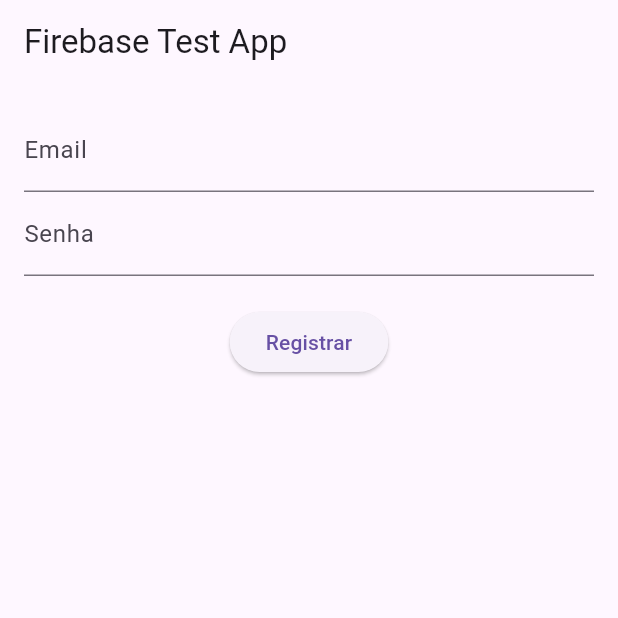
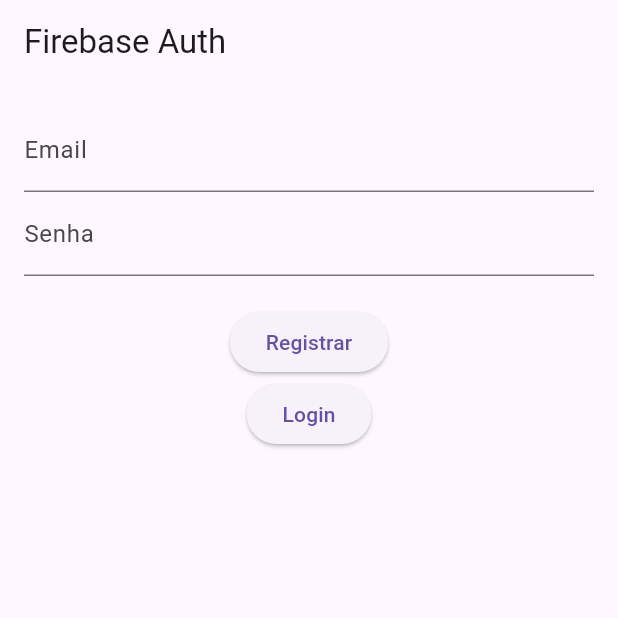
Before and after one commit to Hunter7210/Flutter_Check-In, a Flutter app: the screen it shows after launch, after a tap on "Registrar", on a phone screen of 412 x 824 dp, the top half of it. Run offline on Flutter 3.47's test engine with Material 3 defaults, Android fonts, the phone set to English and light mode, and no system bars; our stand-ins replace firebase_auth, firebase_core; accounts and stored records are empty; network calls fail.

Commit message:
Configurate Firebase

```diff
--- a/flutter_check_in_events/lib/main.dart
+++ b/flutter_check_in_events/lib/main.dart
@@ -1,10 +1,10 @@
+import 'package:firebase_core/firebase_core.dart';
 import 'package:flutter/material.dart';
-import 'package:firebase_core/firebase_core.dart';
 import 'package:flutter_check_in_events/register_user.dart';
 
 void main() async {
   WidgetsFlutterBinding.ensureInitialized();
-  await Firebase.initializeApp(); // Inicializa o Firebase
+  await Firebase.initializeApp();
   runApp(MyApp());
 }
 
@@ -12,10 +12,6 @@
   @override
   Widget build(BuildContext context) {
     return MaterialApp(
-      title: 'Firebase Test App',
-      theme: ThemeData(
-        primarySwatch: Colors.blue,
-      ),
       home: MyHomePage(),
     );
   }
--- a/flutter_check_in_events/lib/register_user.dart
+++ b/flutter_check_in_events/lib/register_user.dart
@@ -1,47 +1,70 @@
+import 'package:firebase_auth/firebase_auth.dart';
 import 'package:flutter/material.dart';
-import 'package:firebase_auth/firebase_auth.dart';
 
-class MyHomePage extends StatelessWidget {
+class MyHomePage extends StatefulWidget {
+  @override
+  _MyHomePageState createState() => _MyHomePageState();
+}
+
+class _MyHomePageState extends State<MyHomePage> {
   final FirebaseAuth _auth = FirebaseAuth.instance;
-  final TextEditingController emailController = TextEditingController();
-  final TextEditingController passwordController = TextEditingController();
+  final TextEditingController _emailController = TextEditingController();
+  final TextEditingController _passwordController = TextEditingController();
 
-  void registerUser() async {
+  Future<void> _register() async {
     try {
       UserCredential userCredential =
           await _auth.createUserWithEmailAndPassword(
-        email: emailController.text.trim(),
-        password: passwordController.text.trim(),
+        email: _emailController.text,
+        password: _passwordController.text,
       );
-      print("Usuário registrado: ${userCredential.user?.email}");
+      // Usuário registrado com sucesso
+      print("Usuário registrado: ${userCredential.user}");
     } on FirebaseAuthException catch (e) {
-      print("Erro: $e");
+      // Trate erros aqui
+      print("Erro: ${e.message}");
+    }
+  }
+
+  Future<void> _login() async {
+    try {
+      UserCredential userCredential = await _auth.signInWithEmailAndPassword(
+        email: _emailController.text,
+        password: _passwordController.text,
+      );
+      // Login realizado com sucesso
+      print("Usuário logado: ${userCredential.user}");
+    } on FirebaseAuthException catch (e) {
+      // Trate erros aqui
+      print("Erro: ${e.message}");
     }
   }
 
   @override
   Widget build(BuildContext context) {
     return Scaffold(
-      appBar: AppBar(
-        title: Text("Firebase Test App"),
-      ),
+      appBar: AppBar(title: Text("Firebase Auth")),
       body: Padding(
-        padding: const EdgeInsets.all(16.0),
+        padding: EdgeInsets.all(16.0),
         child: Column(
           children: [
             TextField(
-              controller: emailController,
+              controller: _emailController,
               decoration: InputDecoration(labelText: "Email"),
             ),
             TextField(
-              controller: passwordController,
+              controller: _passwordController,
               decoration: InputDecoration(labelText: "Senha"),
               obscureText: true,
             ),
             SizedBox(height: 20),
             ElevatedButton(
-              onPressed: registerUser,
+              onPressed: _register,
               child: Text("Registrar"),
+            ),
+            ElevatedButton(
+              onPressed: _login,
+              child: Text("Login"),
             ),
           ],
         ),
```
